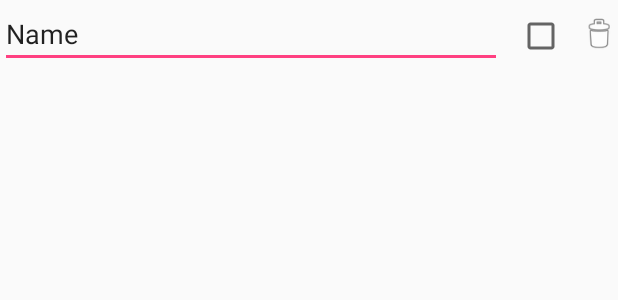
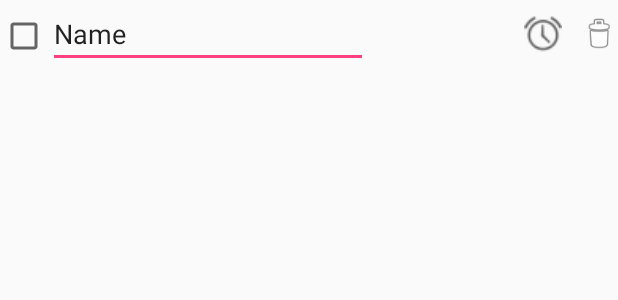
Before and after one commit to marchandrs/android-to-do, an Android app: the layout row_detail_todo.xml on its own in the app's theme, with its tools: preview values and no code run, on a phone screen of 412 x 824 dp. Shown: the top 300 px of the screen. Run offline under Robolectric (Android 15) with nearby library versions, the phone set to English and light mode, and no system bars.

Commit message:
minor layouts adjusts

```diff
--- a/app/src/main/res/layout/row_detail_todo.xml
+++ b/app/src/main/res/layout/row_detail_todo.xml
@@ -2,26 +2,6 @@
 <RelativeLayout xmlns:android="http://schemas.android.com/apk/res/android"
     xmlns:app="http://schemas.android.com/apk/res-auto"
     android:layout_width="match_parent" android:layout_height="wrap_content">
-
-    <EditText
-        android:layout_width="wrap_content"
-        android:layout_height="wrap_content"
-        android:inputType="textPersonName"
-        android:text="Name"
-        android:ems="10"
-        android:id="@+id/edtText"
-        android:layout_alignParentStart="true"
-        android:layout_toStartOf="@+id/chkTodo"
-        android:layout_marginRight="10dp" />
-
-    <CheckBox
-        android:layout_width="wrap_content"
-        android:layout_height="wrap_content"
-        android:id="@+id/chkTodo"
-        android:layout_marginEnd="10dp"
-        android:layout_alignBaseline="@+id/edtText"
-        android:layout_alignBottom="@+id/edtText"
-        android:layout_toStartOf="@+id/btnDelete" />
 
     <ImageButton
         app:srcCompat="@android:drawable/ic_menu_delete"
@@ -33,4 +13,36 @@
         android:layout_centerVertical="true"
         android:layout_alignParentEnd="true" />
 
+    <ImageButton
+        android:layout_width="25dp"
+        android:layout_height="25dp"
+        app:srcCompat="@android:drawable/ic_lock_idle_alarm"
+        android:background="@null"
+        android:scaleType="fitCenter"
+        android:id="@+id/btnAlarm"
+        android:layout_alignTop="@+id/btnDelete"
+        android:layout_toStartOf="@+id/btnDelete"
+        android:layout_marginEnd="12dp"
+        android:layout_centerVertical="true"/>
+
+    <CheckBox
+        android:layout_width="wrap_content"
+        android:layout_height="wrap_content"
+        android:id="@+id/chkTodo"
+        android:layout_alignBaseline="@+id/edtText"
+        android:layout_alignBottom="@+id/edtText"
+        android:layout_alignParentStart="true" />
+
+    <EditText
+        android:layout_width="wrap_content"
+        android:layout_height="wrap_content"
+        android:inputType="textPersonName"
+        android:text="Name"
+        android:ems="10"
+        android:id="@+id/edtText"
+        android:layout_marginRight="10dp"
+        android:layout_alignParentTop="true"
+        android:layout_toEndOf="@+id/chkTodo" />
+
+
 </RelativeLayout>
```
Also changed, not shown: app/src/main/res/layout/row_main_todo.xml (+13 -0 lines).
